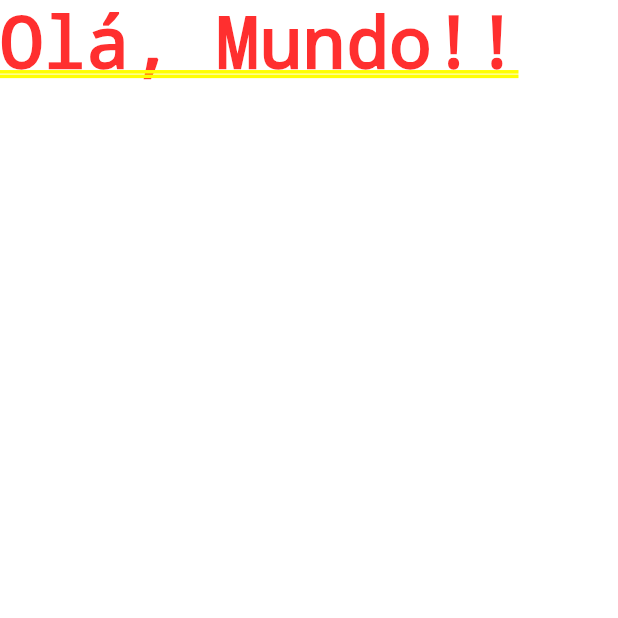
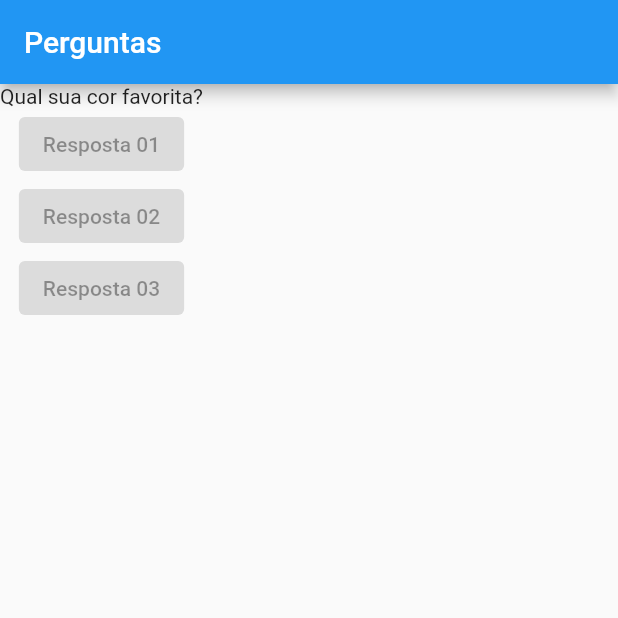
Before and after one commit to wellingtonzero21/Flutter, a Flutter app: the screen it shows after launch, on a phone screen of 412 x 824 dp, the top half of it. Run offline on Flutter 3.47's test engine with Material 2 defaults, Android fonts, the phone set to English and light mode, and no system bars.

Commit message:
perguntas dentro do app

```diff
--- a/projeto_perguntas/lib/main.dart
+++ b/projeto_perguntas/lib/main.dart
@@ -1,15 +1,29 @@
 import 'package:flutter/material.dart';
 
-main() {
-  runApp(new PerguntaApp());
-}
+main() => runApp(PerguntaApp());
+
 
 class PerguntaApp extends StatelessWidget {
- Widget build(BuildContext context) {
-  return MaterialApp(
-    home: Text('Olá, Mundo!!'),
-
-  );
- }
-
+  @override
+  Widget build(BuildContext context){
+    final List<String> perguntas = [
+      'Qual sua cor favorita?',
+      'Qual é seu animal favorito?',
+    ];
+    return MaterialApp(
+     home: Scaffold(
+      appBar: AppBar(
+        title: Text('Perguntas'),
+        ),
+      body: Column(
+        children: [
+          Text(perguntas[0]),
+            ElevatedButton(onPressed: null, child: Text('Resposta 01')),
+            ElevatedButton(onPressed: null, child: Text('Resposta 02')),
+            ElevatedButton(onPressed: null, child: Text('Resposta 03')),
+        ],
+      ),
+     ),
+    );
+  }
 }
```
